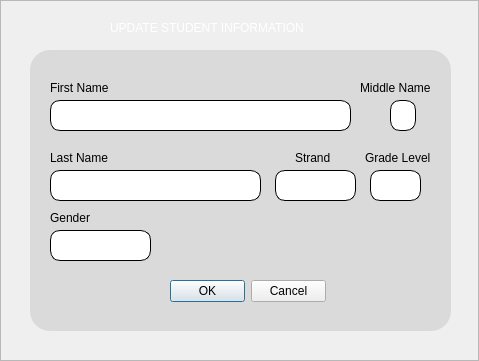
This is ui/updateStudent.ui in HimoJCode/Automated-Attendance-Tracking as Qt 5 draws it before an edit. The edited form follows.
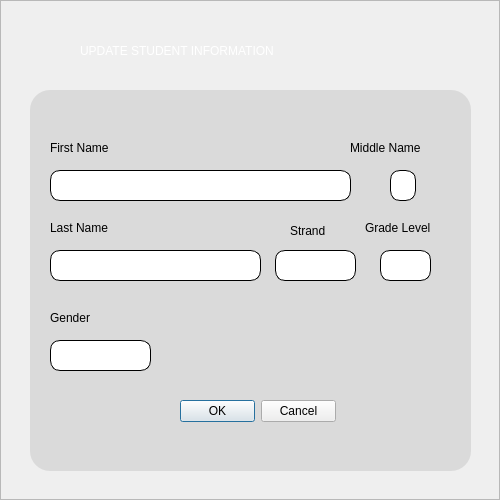
This is the edited form. Icons and pictures are not drawn.

The edit to the form file:
```diff
--- a/ui/updateStudent.ui
+++ b/ui/updateStudent.ui
@@ -6,8 +6,8 @@
    <rect>
     <x>0</x>
     <y>0</y>
-    <width>479</width>
-    <height>361</height>
+    <width>500</width>
+    <height>500</height>
    </rect>
   </property>
   <property name="windowTitle">
@@ -45,10 +45,10 @@
      <widget class="QLabel" name="label">
       <property name="geometry">
        <rect>
-        <x>110</x>
-        <y>20</y>
-        <width>271</width>
-        <height>16</height>
+        <x>80</x>
+        <y>30</y>
+        <width>351</width>
+        <height>41</height>
        </rect>
       </property>
       <property name="styleSheet">
@@ -63,9 +63,9 @@
       <property name="geometry">
        <rect>
         <x>30</x>
-        <y>50</y>
-        <width>421</width>
-        <height>281</height>
+        <y>90</y>
+        <width>441</width>
+        <height>381</height>
        </rect>
       </property>
       <property name="styleSheet">
@@ -95,7 +95,7 @@
        <property name="geometry">
         <rect>
          <x>20</x>
-         <y>50</y>
+         <y>80</y>
          <width>301</width>
          <height>31</height>
         </rect>
@@ -105,7 +105,7 @@
        <property name="geometry">
         <rect>
          <x>20</x>
-         <y>120</y>
+         <y>160</y>
          <width>211</width>
          <height>31</height>
         </rect>
@@ -115,8 +115,8 @@
        <property name="geometry">
         <rect>
          <x>20</x>
-         <y>30</y>
-         <width>71</width>
+         <y>50</y>
+         <width>91</width>
          <height>16</height>
         </rect>
        </property>
@@ -127,9 +127,9 @@
       <widget class="QLabel" name="middleName_label">
        <property name="geometry">
         <rect>
-         <x>330</x>
-         <y>30</y>
-         <width>81</width>
+         <x>320</x>
+         <y>50</y>
+         <width>111</width>
          <height>16</height>
         </rect>
        </property>
@@ -141,8 +141,8 @@
        <property name="geometry">
         <rect>
          <x>20</x>
-         <y>100</y>
-         <width>71</width>
+         <y>130</y>
+         <width>81</width>
          <height>16</height>
         </rect>
        </property>
@@ -154,8 +154,8 @@
        <property name="geometry">
         <rect>
          <x>335</x>
-         <y>100</y>
-         <width>71</width>
+         <y>130</y>
+         <width>91</width>
          <height>16</height>
         </rect>
        </property>
@@ -167,7 +167,7 @@
        <property name="geometry">
         <rect>
          <x>360</x>
-         <y>50</y>
+         <y>80</y>
          <width>26</width>
          <height>31</height>
         </rect>
@@ -180,7 +180,7 @@
        <property name="geometry">
         <rect>
          <x>20</x>
-         <y>180</y>
+         <y>250</y>
          <width>101</width>
          <height>31</height>
         </rect>
@@ -230,10 +230,10 @@
       <widget class="QLabel" name="strand_label">
        <property name="geometry">
         <rect>
-         <x>265</x>
-         <y>100</y>
-         <width>47</width>
-         <height>16</height>
+         <x>260</x>
+         <y>130</y>
+         <width>51</width>
+         <height>21</height>
         </rect>
        </property>
        <property name="text">
@@ -243,8 +243,8 @@
       <widget class="QDialogButtonBox" name="buttonBox">
        <property name="geometry">
         <rect>
-         <x>140</x>
-         <y>230</y>
+         <x>150</x>
+         <y>310</y>
          <width>156</width>
          <height>23</height>
         </rect>
@@ -257,7 +257,7 @@
        <property name="geometry">
         <rect>
          <x>245</x>
-         <y>120</y>
+         <y>160</y>
          <width>81</width>
          <height>31</height>
         </rect>
@@ -312,8 +312,8 @@
       <widget class="QComboBox" name="gradeComboBox">
        <property name="geometry">
         <rect>
-         <x>340</x>
-         <y>120</y>
+         <x>350</x>
+         <y>160</y>
          <width>51</width>
          <height>31</height>
         </rect>
@@ -366,7 +366,7 @@
        <property name="geometry">
         <rect>
          <x>20</x>
-         <y>160</y>
+         <y>220</y>
          <width>71</width>
          <height>16</height>
         </rect>
```
